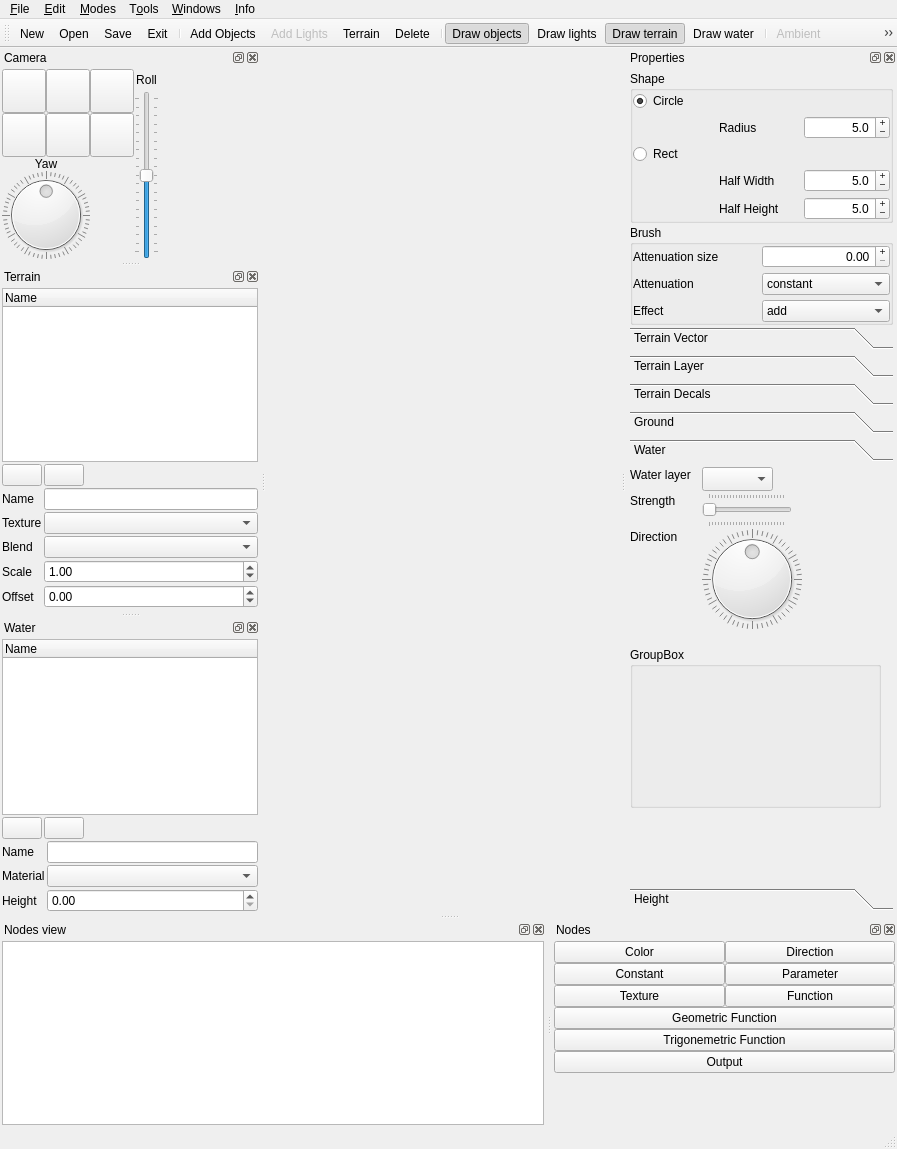
The window that new_map_editor/mapeditor.ui (xaphier/Eternal-Lands) describes before a commit, drawn with Qt 5.
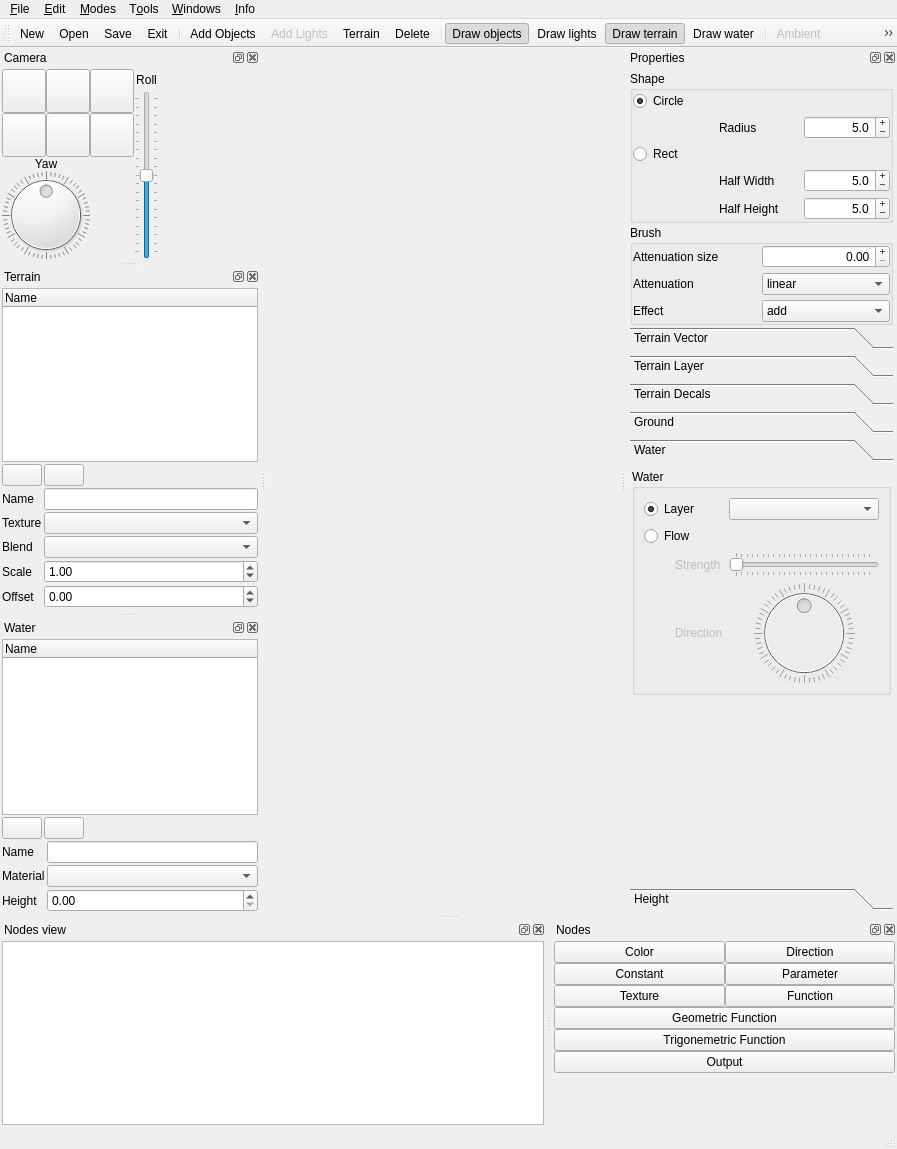
The same window after the commit. The open tabs and pages were chosen to show the change. Icons and pictures are not drawn. Custom widgets are drawn as their Qt base class.

What changed in the file:
```diff
--- a/new_map_editor/mapeditor.ui
+++ b/new_map_editor/mapeditor.ui
@@ -2207,11 +2207,6 @@
             </item>
             <item row="1" column="1">
              <widget class="QComboBox" name="brush_attenuation">
-              <item>
-               <property name="text">
-                <string>constant</string>
-               </property>
-              </item>
               <item>
                <property name="text">
                 <string>linear</string>
@@ -3461,50 +3456,73 @@
             <attribute name="label">
              <string>Water</string>
             </attribute>
-            <widget class="QLabel" name="label_37">
-             <property name="geometry">
-              <rect>
-               <x>0</x>
-               <y>0</y>
-               <width>70</width>
-               <height>16</height>
-              </rect>
+            <layout class="QVBoxLayout" name="verticalLayout_14">
+             <property name="spacing">
+              <number>2</number>
              </property>
+             <property name="margin">
+              <number>2</number>
+             </property>
+             <item>
+              <widget class="QGroupBox" name="groupBox_15">
+               <property name="title">
+                <string>Water</string>
+               </property>
+               <layout class="QGridLayout" name="gridLayout_19">
+                <item row="0" column="0" colspan="2">
+                 <widget class="QRadioButton" name="water_layer_radio_button">
              <property name="text">
-              <string>Water layer</string>
-             </property>
-            </widget>
+                   <string>Layer</string>
+                  </property>
+                  <property name="checked">
+                   <bool>true</bool>
+                  </property>
+                 </widget>
+                </item>
+                <item row="0" column="2">
             <widget class="QComboBox" name="water_layer">
-             <property name="geometry">
-              <rect>
-               <x>72</x>
-               <y>0</y>
-               <width>71</width>
-               <height>24</height>
-              </rect>
-             </property>
-            </widget>
-            <widget class="QLabel" name="label_61">
-             <property name="geometry">
-              <rect>
-               <x>0</x>
-               <y>26</y>
-               <width>55</width>
-               <height>16</height>
-              </rect>
+                  <property name="minimumSize">
+                   <size>
+                    <width>150</width>
+                    <height>0</height>
+                   </size>
+                  </property>
+                 </widget>
+                </item>
+                <item row="1" column="0" colspan="2">
+                 <widget class="QRadioButton" name="water_flow_radio_button">
+                  <property name="text">
+                   <string>Flow</string>
+                  </property>
+                 </widget>
+                </item>
+                <item row="2" column="0">
+                 <spacer name="horizontalSpacer_7">
+                  <property name="orientation">
+                   <enum>Qt::Horizontal</enum>
+                  </property>
+                  <property name="sizeHint" stdset="0">
+                   <size>
+                    <width>10</width>
+                    <height>20</height>
+                   </size>
+                  </property>
+                 </spacer>
+                </item>
+                <item row="2" column="1">
+                 <widget class="QLabel" name="water_speed_label">
+                  <property name="enabled">
+                   <bool>false</bool>
              </property>
              <property name="text">
               <string>Strength</string>
              </property>
             </widget>
-            <widget class="QSlider" name="water_strength">
-             <property name="geometry">
-              <rect>
-               <x>72</x>
-               <y>26</y>
-               <width>90</width>
-               <height>34</height>
-              </rect>
+                </item>
+                <item row="2" column="2">
+                 <widget class="QSlider" name="water_speed">
+                  <property name="enabled">
+                   <bool>false</bool>
              </property>
              <property name="maximum">
               <number>127</number>
@@ -3519,27 +3537,34 @@
               <number>5</number>
              </property>
             </widget>
-            <widget class="QLabel" name="label_38">
-             <property name="geometry">
-              <rect>
-               <x>0</x>
-               <y>62</y>
-               <width>56</width>
-               <height>16</height>
-              </rect>
+                </item>
+                <item row="3" column="0">
+                 <spacer name="horizontalSpacer_8">
+                  <property name="orientation">
+                   <enum>Qt::Horizontal</enum>
+                  </property>
+                  <property name="sizeHint" stdset="0">
+                   <size>
+                    <width>10</width>
+                    <height>20</height>
+                   </size>
+                  </property>
+                 </spacer>
+                </item>
+                <item row="3" column="1">
+                 <widget class="QLabel" name="water_direction_label">
+                  <property name="enabled">
+                   <bool>false</bool>
              </property>
              <property name="text">
               <string>Direction</string>
              </property>
             </widget>
+                </item>
+                <item row="3" column="2">
             <widget class="QDial" name="water_direction">
-             <property name="geometry">
-              <rect>
-               <x>72</x>
-               <y>62</y>
-               <width>100</width>
-               <height>100</height>
-              </rect>
+                  <property name="enabled">
+                   <bool>false</bool>
              </property>
              <property name="minimumSize">
               <size>
@@ -3563,19 +3588,24 @@
               <bool>true</bool>
              </property>
             </widget>
-            <widget class="QGroupBox" name="groupBox_15">
-             <property name="geometry">
-              <rect>
-               <x>0</x>
-               <y>180</y>
-               <width>251</width>
-               <height>161</height>
-              </rect>
-             </property>
-             <property name="title">
-              <string>GroupBox</string>
-             </property>
-            </widget>
+                </item>
+               </layout>
+              </widget>
+             </item>
+             <item>
+              <spacer name="verticalSpacer_19">
+               <property name="orientation">
+                <enum>Qt::Vertical</enum>
+               </property>
+               <property name="sizeHint" stdset="0">
+                <size>
+                 <width>20</width>
+                 <height>167</height>
+                </size>
+               </property>
+              </spacer>
+             </item>
+            </layout>
            </widget>
            <widget class="QWidget" name="type_height">
             <property name="geometry">
```
Left out of the diff: 123 changed lines with no effect on the pictures. Lines whose indentation alone changed are shown as unchanged.
